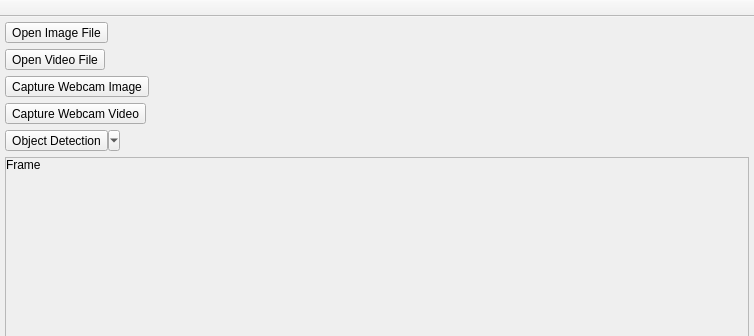
The window that FRS/FRS/view.ui (sirIrishman/FRS) describes before a commit, drawn with Qt 5; both pictures show x 0 to 754 and y 0 to 336 of the 754 by 652 pixel window.
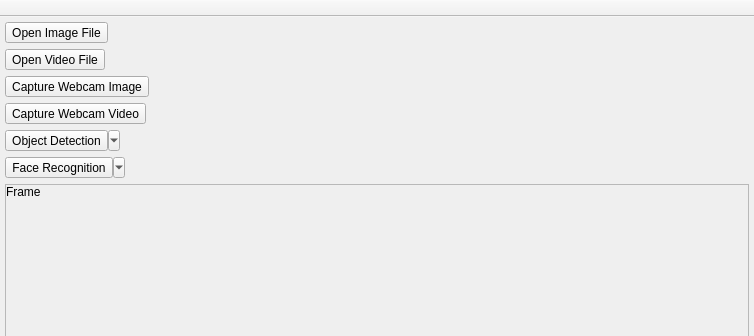
The same window after the commit. Icons and pictures are not drawn.

Commit message: Added 'Face Recognition' button (for now - without functionality). Small improvements

Patch:
```diff
--- a/FRS/FRS/view.ui
+++ b/FRS/FRS/view.ui
@@ -18,7 +18,7 @@
     <property name="margin">
      <number>5</number>
     </property>
-    <item row="6" column="0">
+    <item row="7" column="0">
      <widget class="QScrollArea" name="scrllAr_ScrollFrameContainer">
       <property name="widgetResizable">
        <bool>true</bool>
@@ -29,7 +29,7 @@
          <x>0</x>
          <y>0</y>
          <width>742</width>
-         <height>303</height>
+         <height>242</height>
         </rect>
        </property>
        <layout class="QGridLayout" name="gridLayout_5">
@@ -168,6 +168,32 @@
       </property>
      </widget>
     </item>
+    <item row="6" column="0">
+     <widget class="QToolButton" name="tlBttn_FaceRecognition">
+      <property name="text">
+       <string>Face Recognition</string>
+      </property>
+      <property name="icon">
+       <iconset resource="View.qrc">
+        <normaloff>:/view/Images/face_recognition.png</normaloff>:/view/Images/face_recognition.png</iconset>
+      </property>
+      <property name="iconSize">
+       <size>
+        <width>32</width>
+        <height>32</height>
+       </size>
+      </property>
+      <property name="checkable">
+       <bool>true</bool>
+      </property>
+      <property name="popupMode">
+       <enum>QToolButton::MenuButtonPopup</enum>
+      </property>
+      <property name="toolButtonStyle">
+       <enum>Qt::ToolButtonTextUnderIcon</enum>
+      </property>
+     </widget>
+    </item>
    </layout>
   </widget>
   <widget class="QStatusBar" name="stsBr_MainStatusBar"/>
```
Left out of the diff: 60 changed lines with no effect on the pictures. The commit also changes 5 other files.
